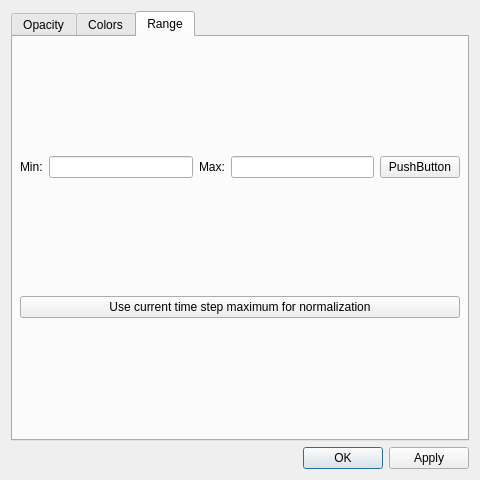
Above: VisualPIC/Views/editVolumeVTKWindow.ui from AngelFP/VisualPIC before the change. Below: the same form after it.
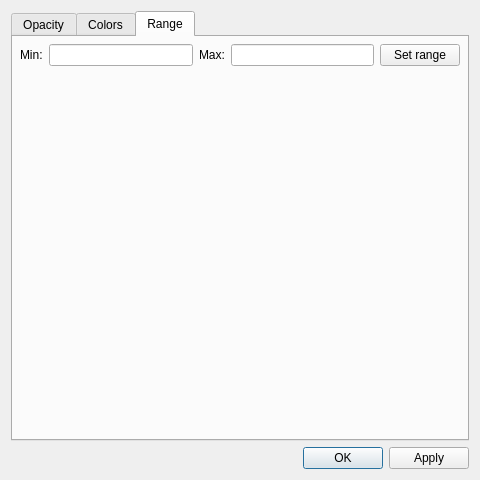
That is the form after the change. The open tabs and pages were chosen to show the change.

Commit message: Reimplement field range settings

Diff of the .ui file:
```diff
--- a/VisualPIC/Views/editVolumeVTKWindow.ui
+++ b/VisualPIC/Views/editVolumeVTKWindow.ui
@@ -235,18 +235,24 @@
          <item>
           <widget class="QPushButton" name="norm_pushButton">
            <property name="text">
-            <string>PushButton</string>
+            <string>Set range</string>
            </property>
           </widget>
          </item>
         </layout>
        </item>
        <item>
-        <widget class="QPushButton" name="normalizationButton">
-         <property name="text">
-          <string>Use current time step maximum for normalization</string>
+        <spacer name="verticalSpacer">
+         <property name="orientation">
+          <enum>Qt::Vertical</enum>
          </property>
-        </widget>
+         <property name="sizeHint" stdset="0">
+          <size>
+           <width>20</width>
+           <height>40</height>
+          </size>
+         </property>
+        </spacer>
        </item>
       </layout>
      </widget>
```
The commit also changes 2 other files.
